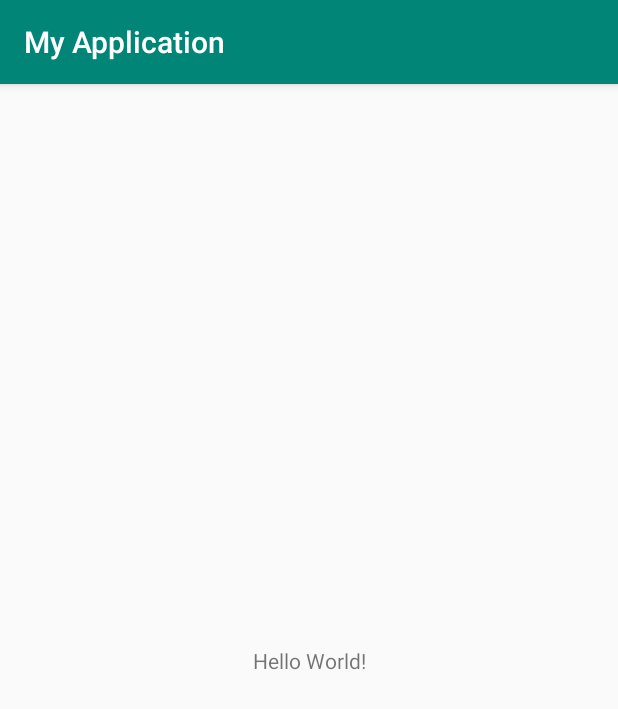
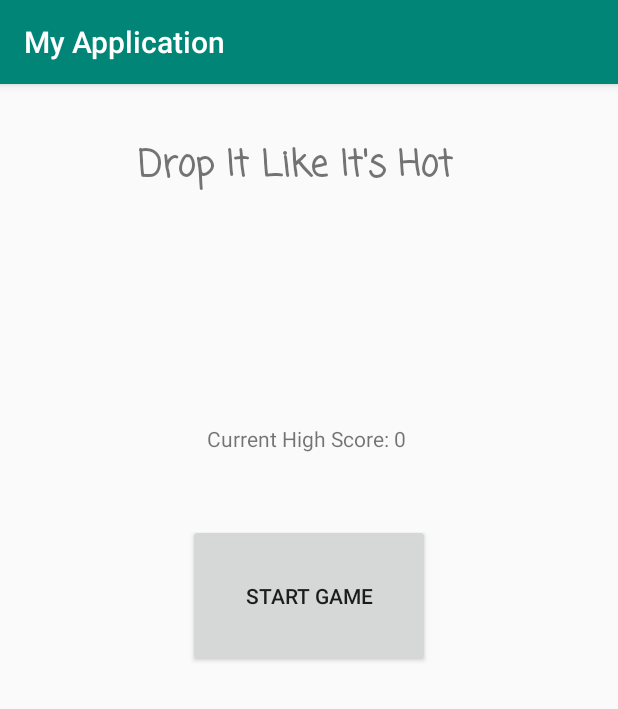
Before and after one commit to cadenorm/DropItLikeItsHot, an Android app: the screen it shows after launch (MainActivity), on a phone screen of 412 x 824 dp. Shown: the top 709 px of the screen. Run offline under Robolectric (Android 15) with nearby library versions, the phone set to English and light mode, and no system bars.

Commit message:
main meu

```diff
--- a/Project/app/src/main/java/com/example/myapplication/MainActivity.java
+++ b/Project/app/src/main/java/com/example/myapplication/MainActivity.java
@@ -3,6 +3,9 @@ package com.example.myapplication;
 import androidx.appcompat.app.AppCompatActivity;
 
 import android.os.Bundle;
+import android.view.View;
+import android.widget.Button;
+import android.widget.TextView;
 
 public class MainActivity extends AppCompatActivity {
 
@@ -10,5 +13,13 @@ public class MainActivity extends AppCompatActivity {
     protected void onCreate(Bundle savedInstanceState) {
         super.onCreate(savedInstanceState);
         setContentView(R.layout.activity_main);
+        final TextView textView = findViewById(R.id.textView2);
+        Button button = findViewById(R.id.button);
+        button.setOnClickListener(new View.OnClickListener(){
+            @Override
+            public void onClick(View view){
+                textView.setText("Sorry, this button doesn't do anything yet!");
+            }
+        });
     }
 }
--- a/Project/app/src/main/res/layout/activity_main.xml
+++ b/Project/app/src/main/res/layout/activity_main.xml
@@ -7,12 +7,51 @@
     tools:context=".MainActivity">
 
     <TextView
+        android:id="@+id/textView"
         android:layout_width="wrap_content"
         android:layout_height="wrap_content"
-        android:text="Hello World!"
-        app:layout_constraintBottom_toBottomOf="parent"
-        app:layout_constraintLeft_toLeftOf="parent"
-        app:layout_constraintRight_toRightOf="parent"
+        android:layout_marginStart="92dp"
+        android:layout_marginLeft="92dp"
+        android:layout_marginTop="36dp"
+        android:layout_marginEnd="92dp"
+        android:layout_marginRight="92dp"
+        android:text="Drop It Like It's Hot"
+        android:textSize="24sp"
+        android:textStyle="bold"
+        app:fontFamily="casual"
+        app:layout_constraintEnd_toEndOf="parent"
+        app:layout_constraintHorizontal_bias="0.0"
+        app:layout_constraintStart_toStartOf="parent"
         app:layout_constraintTop_toTopOf="parent" />
 
+    <Button
+        android:id="@+id/button"
+        android:layout_width="161dp"
+        android:layout_height="95dp"
+        android:layout_marginStart="125dp"
+        android:layout_marginLeft="125dp"
+        android:layout_marginTop="220dp"
+        android:layout_marginEnd="125dp"
+        android:layout_marginRight="125dp"
+        android:text="Start Game"
+        app:layout_constraintEnd_toEndOf="parent"
+        app:layout_constraintHorizontal_bias="0.0"
+        app:layout_constraintStart_toStartOf="parent"
+        app:layout_constraintTop_toBottomOf="@+id/textView" />
+
+    <TextView
+        android:id="@+id/textView2"
+        android:layout_width="wrap_content"
+        android:layout_height="wrap_content"
+        android:layout_marginStart="138dp"
+        android:layout_marginLeft="138dp"
+        android:layout_marginTop="153dp"
+        android:layout_marginEnd="139dp"
+        android:layout_marginRight="139dp"
+        android:text="Current High Score: 0"
+        app:layout_constraintEnd_toEndOf="parent"
+        app:layout_constraintHorizontal_bias="0.0"
+        app:layout_constraintStart_toStartOf="parent"
+        app:layout_constraintTop_toBottomOf="@+id/textView" />
+
 </androidx.constraintlayout.widget.ConstraintLayout>
--- a/Project/app/src/main/res/values/colors.xml
+++ b/Project/app/src/main/res/values/colors.xml
@@ -2,5 +2,5 @@
 <resources>
     <color name="colorPrimary">#008577</color>
     <color name="colorPrimaryDark">#00574B</color>
-    <color name="colorAccent">#D81B60</color>
+    <color name="colorAccent">#565656</color>
 </resources>
```
